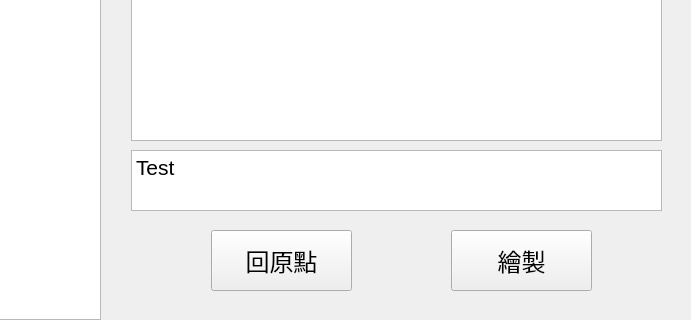
First picture: the form in EquationDrawer/EquationDrawer/EquationDrawer.ui, repository leta0620/EquationDrawer, before the edit; both pictures show x 709 to 1400 and y 490 to 810 of the 1400 by 810 pixel window.
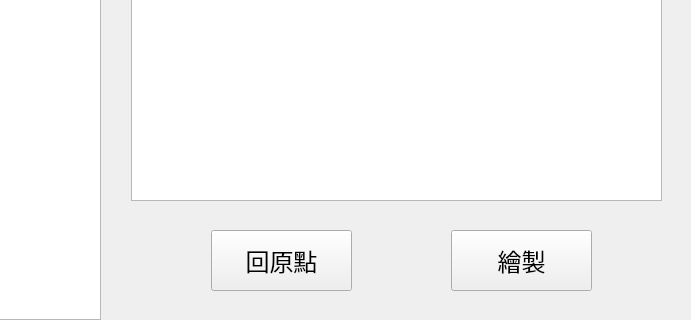
Second picture: the form after the edit.

The edit to the form file:
```diff
--- a/EquationDrawer/EquationDrawer/EquationDrawer.ui
+++ b/EquationDrawer/EquationDrawer/EquationDrawer.ui
@@ -19,7 +19,7 @@
      <x>840</x>
      <y>90</y>
      <width>531</width>
-     <height>541</height>
+     <height>601</height>
     </rect>
    </property>
   </widget>
@@ -59,28 +59,6 @@
     <string>新增</string>
    </property>
   </widget>
-  <widget class="QTextBrowser" name="textBrowser">
-   <property name="geometry">
-    <rect>
-     <x>840</x>
-     <y>640</y>
-     <width>531</width>
-     <height>61</height>
-    </rect>
-   </property>
-   <property name="font">
-    <font>
-     <pointsize>16</pointsize>
-    </font>
-   </property>
-   <property name="html">
-    <string>&lt;!DOCTYPE HTML PUBLIC &quot;-//W3C//DTD HTML 4.0//EN&quot; &quot;http://www.w3.org/TR/REC-html40/strict.dtd&quot;&gt;
-&lt;html&gt;&lt;head&gt;&lt;meta name=&quot;qrichtext&quot; content=&quot;1&quot; /&gt;&lt;style type=&quot;text/css&quot;&gt;
-p, li { white-space: pre-wrap; }
-&lt;/style&gt;&lt;/head&gt;&lt;body style=&quot; font-family:'PMingLiU'; font-size:16pt; font-weight:400; font-style:normal;&quot;&gt;
-&lt;p style=&quot; margin-top:0px; margin-bottom:0px; margin-left:0px; margin-right:0px; -qt-block-indent:0; text-indent:0px;&quot;&gt;Test&lt;/p&gt;&lt;/body&gt;&lt;/html&gt;</string>
-   </property>
-  </widget>
   <widget class="QGraphicsView" name="graphicsView">
    <property name="geometry">
     <rect>
```
